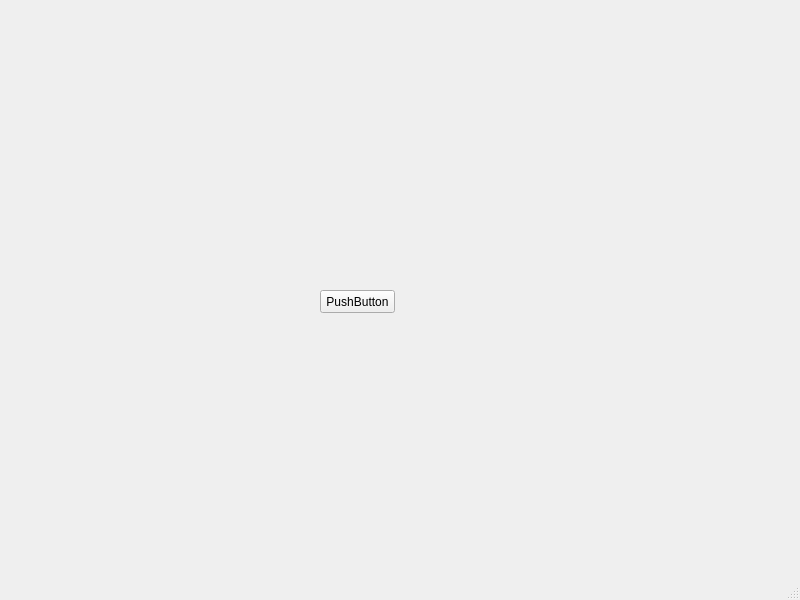
The window that mainwindow.ui (lorenzo-zurini/ShopMaster) describes before a commit, drawn with Qt 5.
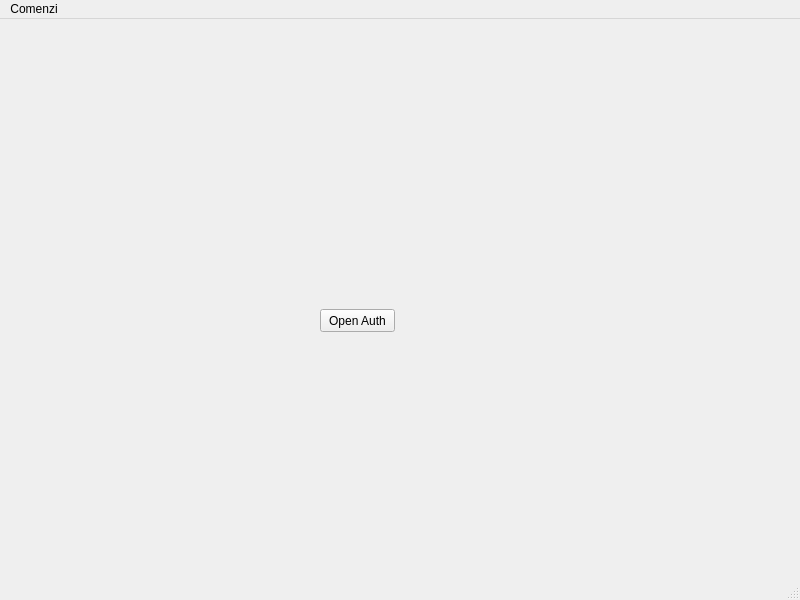
The same window after the commit.

Commit message: [Add] Get started on the UI. Clean the auth dialog.

```diff
--- a/mainwindow.ui
+++ b/mainwindow.ui
@@ -10,6 +10,27 @@
     <height>600</height>
    </rect>
   </property>
+  <property name="sizePolicy">
+   <sizepolicy hsizetype="Preferred" vsizetype="Preferred">
+    <horstretch>0</horstretch>
+    <verstretch>0</verstretch>
+   </sizepolicy>
+  </property>
+  <property name="minimumSize">
+   <size>
+    <width>640</width>
+    <height>480</height>
+   </size>
+  </property>
+  <property name="maximumSize">
+   <size>
+    <width>7680</width>
+    <height>4320</height>
+   </size>
+  </property>
+  <property name="contextMenuPolicy">
+   <enum>Qt::NoContextMenu</enum>
+  </property>
   <property name="windowTitle">
    <string>MainWindow</string>
   </property>
@@ -24,7 +45,7 @@
      </rect>
     </property>
     <property name="text">
-     <string>PushButton</string>
+     <string>Open Auth</string>
     </property>
    </widget>
   </widget>
@@ -34,9 +55,16 @@
      <x>0</x>
      <y>0</y>
      <width>800</width>
-     <height>21</height>
+     <height>20</height>
     </rect>
    </property>
+   <widget class="QMenu" name="menuComenzi">
+    <property name="title">
+     <string>Comenzi</string>
+    </property>
+    <addaction name="actionPreluare_eMAG"/>
+   </widget>
+   <addaction name="menuComenzi"/>
   </widget>
   <widget class="QStatusBar" name="statusbar"/>
  </widget>
```
Left out of the diff: 10 changed lines with no effect on the pictures. The commit also changes 5 other files.
